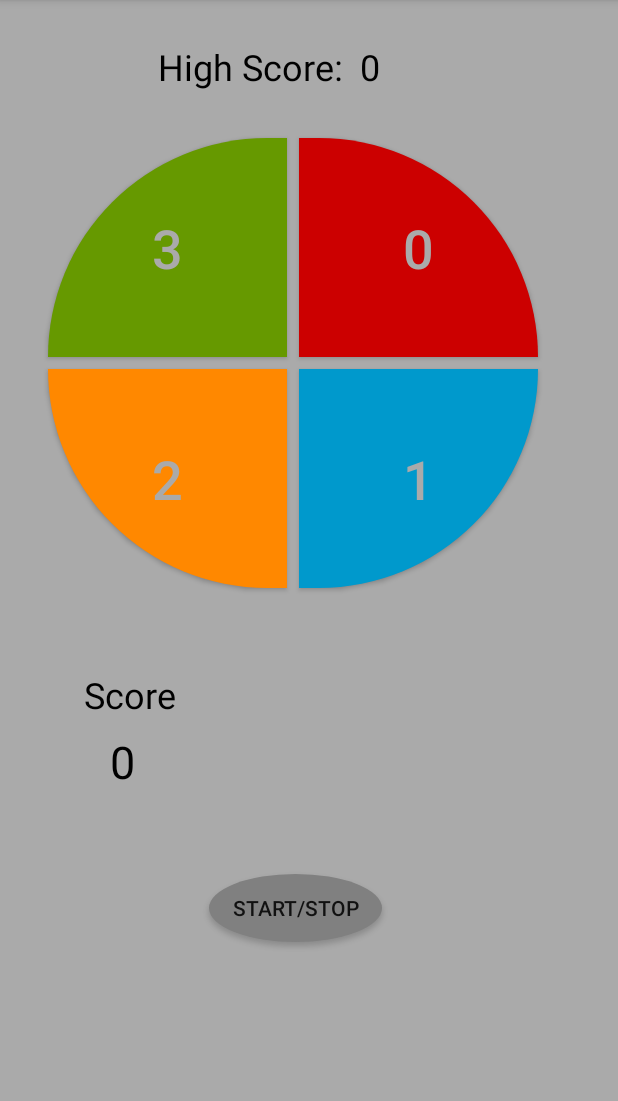
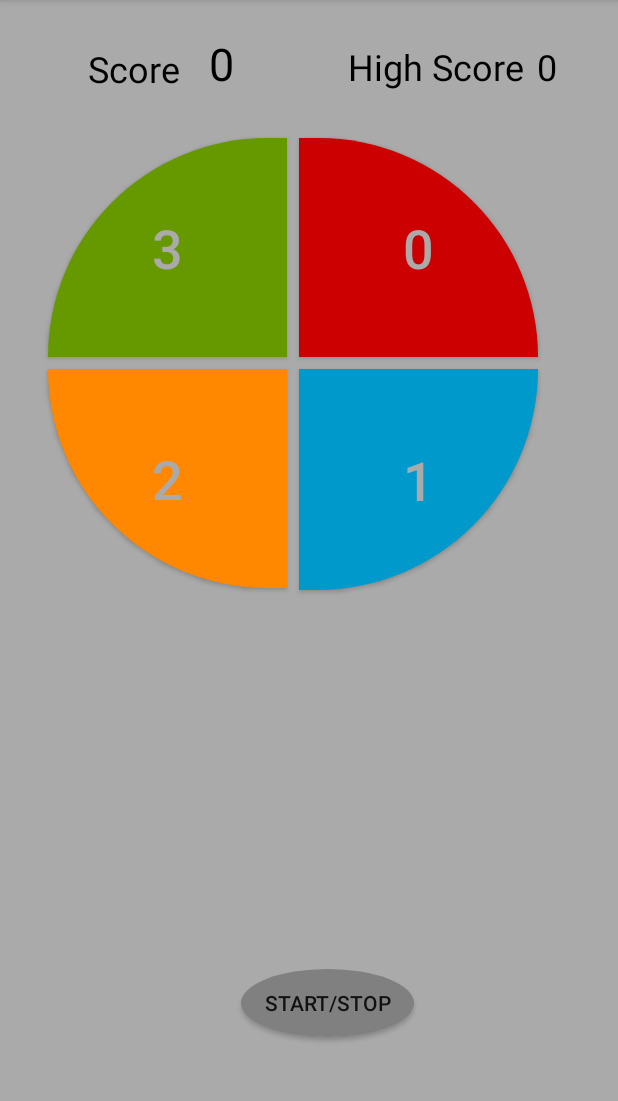
Before and after one commit to ConnorPigg/simon, an Android app: the screen it shows after launch (GameActivity), on a phone screen of 412 x 824 dp, the part 84-1185 px from its top. Run offline under Robolectric (Android 15) with nearby library versions, the phone set to English and light mode, and no system bars.

Commit message:
moved score position

```diff
--- a/SimonGame/app/src/main/res/layout/activity_game.xml
+++ b/SimonGame/app/src/main/res/layout/activity_game.xml
@@ -9,21 +9,23 @@
 
     <TextView
         android:id="@+id/ScoreLabel"
-        android:layout_width="wrap_content"
-        android:layout_height="wrap_content"
+        android:layout_width="61dp"
+        android:layout_height="29dp"
         android:layout_marginLeft="56dp"
         android:layout_marginTop="8dp"
         android:text="Score"
         android:textColor="#000000"
         android:textSize="24sp"
-        app:layout_constraintBottom_toBottomOf="parent"
+        app:layout_constraintBottom_toTopOf="@+id/button3"
+        app:layout_constraintHorizontal_bias="0.122"
         app:layout_constraintLeft_toLeftOf="parent"
-        app:layout_constraintTop_toBottomOf="@+id/button2"
-        app:layout_constraintVertical_bias="0.139" />
+        app:layout_constraintRight_toLeftOf="@+id/Score"
+        app:layout_constraintTop_toTopOf="parent"
+        app:layout_constraintVertical_bias="0.39" />
 
     <TextView
         android:id="@+id/Score"
-        android:layout_width="wrap_content"
+        android:layout_width="17dp"
         android:layout_height="wrap_content"
         android:layout_marginBottom="8dp"
         android:layout_marginEnd="8dp"
@@ -32,17 +34,18 @@
         android:text="0"
         android:textColor="#000000"
         android:textSize="30sp"
-        app:layout_constraintBottom_toBottomOf="parent"
+        app:layout_constraintBottom_toTopOf="@id/button3"
         app:layout_constraintEnd_toEndOf="parent"
-        app:layout_constraintHorizontal_bias="0.173"
+        app:layout_constraintHorizontal_bias="0.347"
+        app:layout_constraintRight_toLeftOf="@+id/HighScoreLabel"
         app:layout_constraintStart_toStartOf="parent"
-        app:layout_constraintTop_toBottomOf="@+id/ScoreLabel"
-        app:layout_constraintVertical_bias="0.0" />
+        app:layout_constraintTop_toTopOf="parent"
+        app:layout_constraintVertical_bias="0.39" />
 
     <Button
         android:id="@+id/button1"
         android:layout_width="159dp"
-        android:layout_height="146dp"
+        android:layout_height="147dp"
         android:layout_marginBottom="8dp"
         android:layout_marginEnd="8dp"
         android:layout_marginStart="8dp"
@@ -112,20 +115,17 @@
         android:id="@+id/button5"
         android:layout_width="115dp"
         android:layout_height="45dp"
-        android:layout_marginBottom="8dp"
-        android:layout_marginEnd="8dp"
-        android:layout_marginStart="8dp"
-        android:layout_marginTop="8dp"
+        android:layout_marginEnd="136dp"
+        android:layout_marginTop="56dp"
         android:background="@drawable/circle"
         android:onClick="start_restart_button_clicked"
         android:text="Start/Stop"
         app:layout_constraintBottom_toBottomOf="parent"
         app:layout_constraintCircleRadius="5dp"
         app:layout_constraintEnd_toEndOf="parent"
-        app:layout_constraintHorizontal_bias="0.085"
-        app:layout_constraintStart_toEndOf="@+id/ScoreLabel"
+        app:layout_constraintLeft_toLeftOf="@+id/button1"
         app:layout_constraintTop_toBottomOf="@+id/button2"
-        app:layout_constraintVertical_bias="0.581" />
+        app:layout_constraintVertical_bias="0.722" />
 
     <TextView
         android:id="@+id/HighScoreLabel"
@@ -135,12 +135,12 @@
         android:layout_marginEnd="8dp"
         android:layout_marginStart="8dp"
         android:layout_marginTop="8dp"
-        android:text="High Score:"
+        android:text="High Score"
         android:textColor="#000000"
         android:textSize="24sp"
         app:layout_constraintBottom_toTopOf="@+id/button3"
         app:layout_constraintEnd_toEndOf="parent"
-        app:layout_constraintHorizontal_bias="0.356"
+        app:layout_constraintHorizontal_bias="0.805"
         app:layout_constraintStart_toStartOf="parent"
         app:layout_constraintTop_toTopOf="parent"
         app:layout_constraintVertical_bias="0.454" />
```
